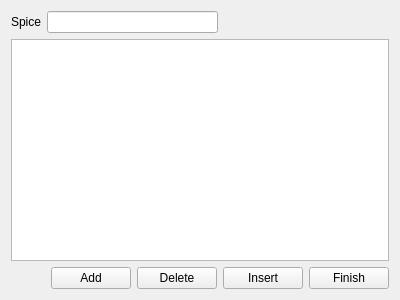
Qt form ui/AddSpice.ui (ray-zong/spice) before a commit.
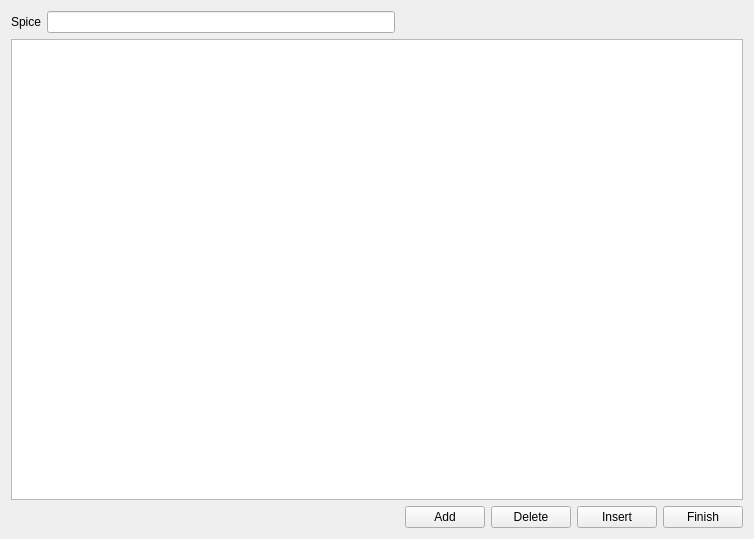
The same form after that commit.

```diff
--- a/ui/AddSpice.ui
+++ b/ui/AddSpice.ui
@@ -6,8 +6,8 @@
    <rect>
     <x>0</x>
     <y>0</y>
-    <width>400</width>
-    <height>300</height>
+    <width>754</width>
+    <height>539</height>
    </rect>
   </property>
   <property name="windowTitle">
```
